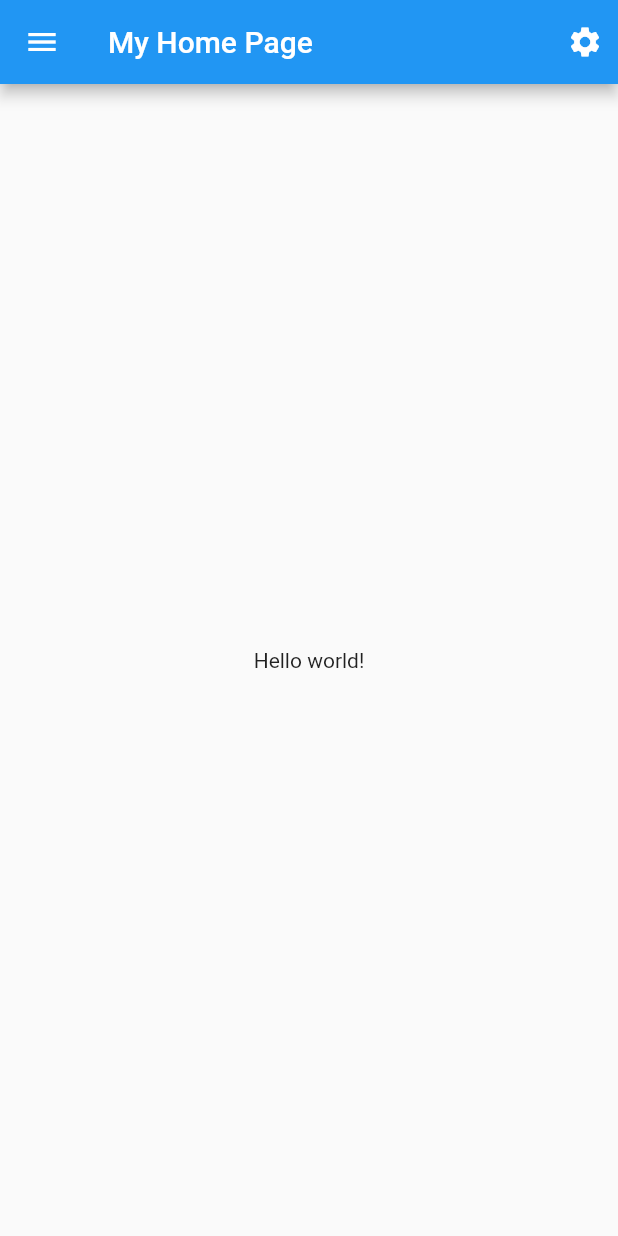
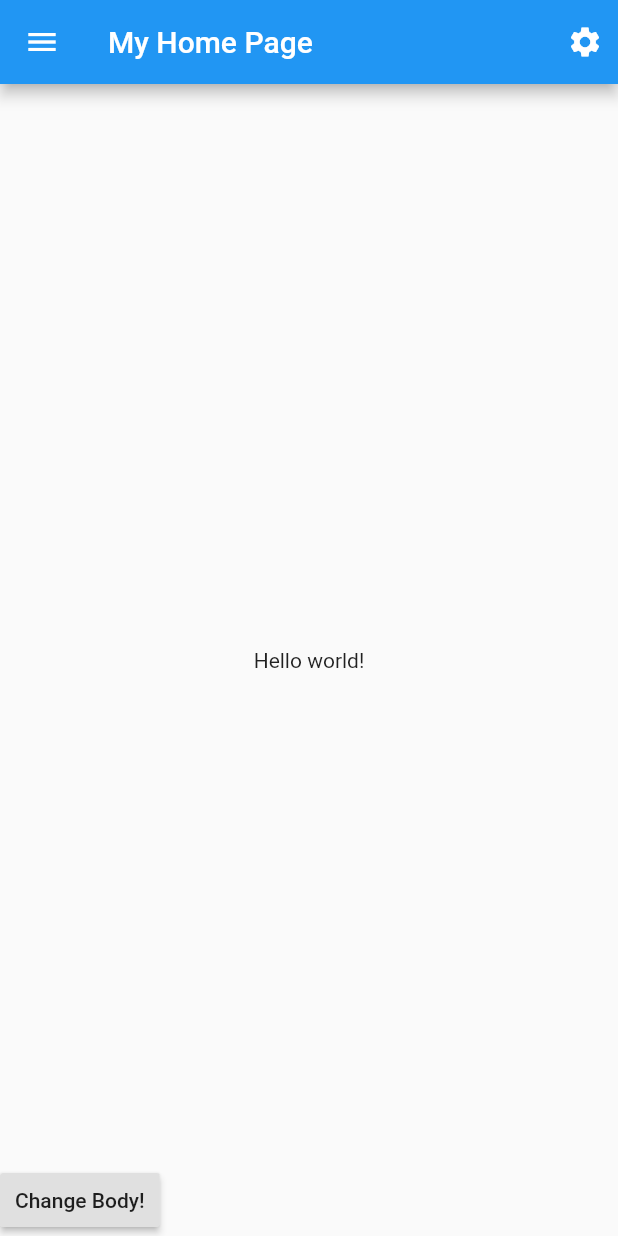
Before and after one commit to janshair/flutter-tutorial, a Flutter app: the screen it shows after launch, on a phone screen of 412 x 824 dp. Run offline on Flutter 3.47's test engine with Material 2 defaults, Android fonts, the phone set to English and light mode, and no system bars.

Commit message:
Added bottom sheet and click listener

```diff
--- a/lib/screens/my_home_page.dart
+++ b/lib/screens/my_home_page.dart
@@ -1,6 +1,8 @@
 import 'package:flutter/material.dart';
 
 class MyHomePage extends StatelessWidget {
+
+  String _bodyText = 'Hello world!';
   @override
   Widget build(BuildContext context) {
     return Scaffold(
@@ -9,14 +11,23 @@ class MyHomePage extends StatelessWidget {
           title: Text('My Home Page'),
           actions: [
             Padding(
-            padding: const EdgeInsets.only(right:10.0),
+              padding: const EdgeInsets.only(right: 10.0),
               child: Icon(Icons.settings),
             )
           ],
         ),
         body: Center(
-        child: Text('Hello world!'),
+          child: Text(_bodyText),
         ),
-    );
+        bottomSheet: RaisedButton(
+          padding: const EdgeInsets.all(10),
+          child: Text('Change Body!'),
+          onPressed: _changeBody,
+        ));
+  }
+
+  void _changeBody(){
+    _bodyText = "New text!";
+    print(_bodyText);
   }
 }
```
Lines whose indentation alone changed are shown as unchanged.
